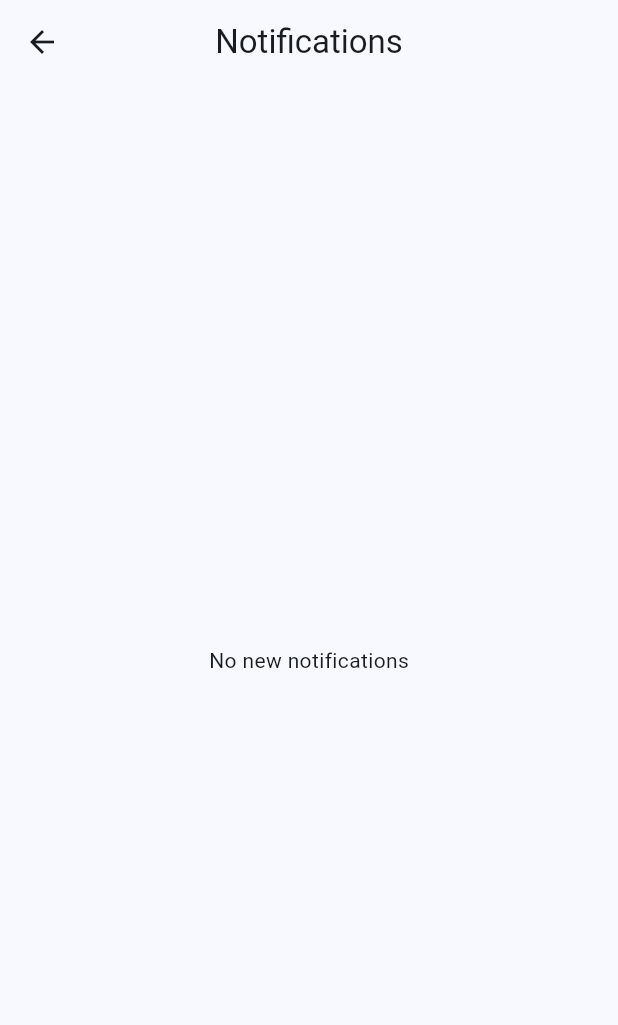
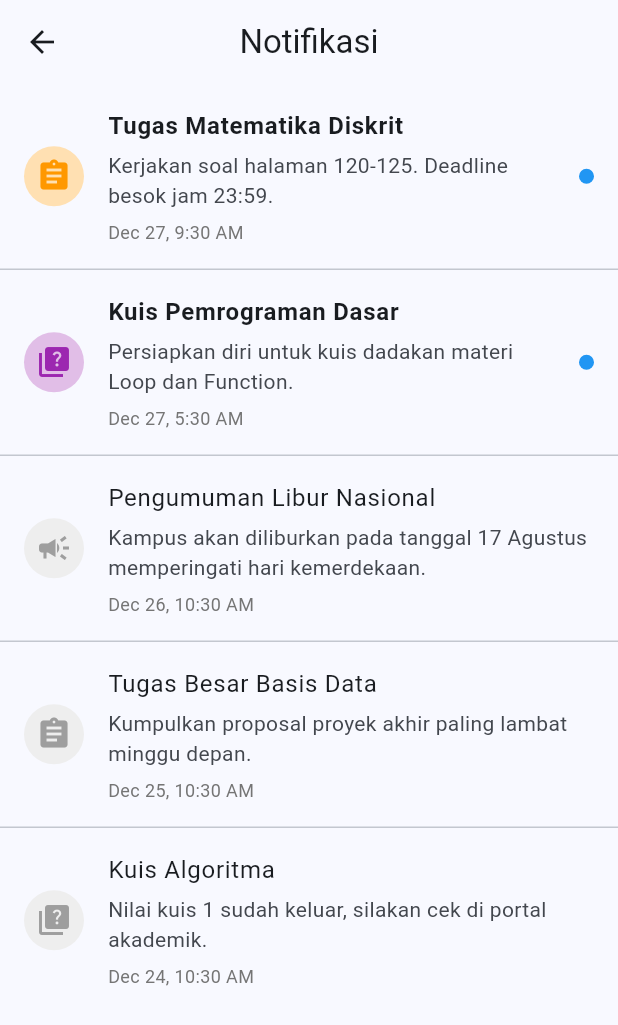
Before and after one commit to NurAzizah1109/lms-flutter-ui, a Flutter app: the NotificationsView screen opened directly, on a phone screen of 412 x 824 dp. Shown: the top 1025 px of the screen. Run offline on Flutter 3.47's test engine with Material 3 defaults, Android fonts, the phone set to English and light mode, and no system bars.

Commit message:
halaman notifikasi

```diff
--- /dev/null
+++ b/lib/controllers/notification_controller.dart
@@ -0,0 +1,48 @@
+import '../models/notification_model.dart';
+
+class NotificationController {
+  List<NotificationModel> getNotifications() {
+    return [
+      NotificationModel(
+        id: '1',
+        title: 'Tugas Matematika Diskrit',
+        content: 'Kerjakan soal halaman 120-125. Deadline besok jam 23:59.',
+        date: DateTime.now().subtract(const Duration(hours: 1)),
+        type: NotificationType.tugas,
+        isRead: false,
+      ),
+      NotificationModel(
+        id: '2',
+        title: 'Kuis Pemrograman Dasar',
+        content: 'Persiapkan diri untuk kuis dadakan materi Loop dan Function.',
+        date: DateTime.now().subtract(const Duration(hours: 5)),
+        type: NotificationType.kuis,
+        isRead: false,
+      ),
+      NotificationModel(
+        id: '3',
+        title: 'Pengumuman Libur Nasional',
+        content: 'Kampus akan diliburkan pada tanggal 17 Agustus memperingati hari kemerdekaan.',
+        date: DateTime.now().subtract(const Duration(days: 1)),
+        type: NotificationType.pengumuman,
+        isRead: true,
+      ),
+      NotificationModel(
+        id: '4',
+        title: 'Tugas Besar Basis Data',
+        content: 'Kumpulkan proposal proyek akhir paling lambat minggu depan.',
+        date: DateTime.now().subtract(const Duration(days: 2)),
+        type: NotificationType.tugas,
+        isRead: true,
+      ),
+       NotificationModel(
+        id: '5',
+        title: 'Kuis Algoritma',
+        content: 'Nilai kuis 1 sudah keluar, silakan cek di portal akademik.',
+        date: DateTime.now().subtract(const Duration(days: 3)),
+        type: NotificationType.kuis,
+        isRead: true,
+      ),
+    ];
+  }
+}
--- a/lib/main.dart
+++ b/lib/main.dart
@@ -4,6 +4,7 @@ import 'views/login_view.dart';
 import 'views/dashboard_view.dart';
 import 'views/splash_view.dart';
 import 'views/class_detail_view.dart';
+import 'views/announcement_detail_view.dart';
 
 void main() {
   runApp(const LMSApp());
@@ -25,6 +26,7 @@ class LMSApp extends StatelessWidget {
         '/login': (context) => const LoginView(),
         '/dashboard': (context) => const DashboardView(),
         '/class-detail': (context) => const ClassDetailView(),
+        '/announcement-detail': (context) => const AnnouncementDetailView(),
       },
     );
   }
--- /dev/null
+++ b/lib/models/notification_model.dart
@@ -0,0 +1,23 @@
+enum NotificationType {
+  tugas,
+  kuis,
+  pengumuman,
+}
+
+class NotificationModel {
+  final String id;
+  final String title;
+  final String content;
+  final DateTime date;
+  final NotificationType type;
+  final bool isRead;
+
+  NotificationModel({
+    required this.id,
+    required this.title,
+    required this.content,
+    required this.date,
+    required this.type,
+    this.isRead = false,
+  });
+}
--- a/lib/views/notifications_view.dart
+++ b/lib/views/notifications_view.dart
@@ -1,13 +1,105 @@
 import 'package:flutter/material.dart';
+import 'package:intl/intl.dart';
+import '../models/notification_model.dart';
+import '../controllers/notification_controller.dart';
 
 class NotificationsView extends StatelessWidget {
   const NotificationsView({super.key});
 
   @override
   Widget build(BuildContext context) {
+    final controller = NotificationController();
+    final notifications = controller.getNotifications();
+
     return Scaffold(
-      appBar: AppBar(title: const Text('Notifications')),
-      body: const Center(child: Text('No new notifications')),
+      appBar: AppBar(title: const Text('Notifikasi')),
+      body: ListView.separated(
+        itemCount: notifications.length,
+        separatorBuilder: (context, index) => const Divider(height: 1),
+        itemBuilder: (context, index) {
+          final notification = notifications[index];
+          return ListTile(
+            contentPadding: const EdgeInsets.symmetric(horizontal: 16, vertical: 8),
+            onTap: () {
+              // Future: Navigate to specific detail based on type
+              // For now just show a snackbar or no-op
+            },
+            leading: _buildIcon(notification.type, notification.isRead),
+            title: Text(
+              notification.title,
+              style: TextStyle(
+                fontWeight: notification.isRead ? FontWeight.normal : FontWeight.bold,
+              ),
+            ),
+            subtitle: Column(
+              crossAxisAlignment: CrossAxisAlignment.start,
+              children: [
+                const SizedBox(height: 4),
+                Text(
+                  notification.content,
+                  maxLines: 2,
+                  overflow: TextOverflow.ellipsis,
+                ),
+                const SizedBox(height: 6),
+                Text(
+                  DateFormat('MMM d, h:mm a').format(notification.date),
+                  style: TextStyle(
+                    fontSize: 12,
+                    color: Colors.grey[600],
+                  ),
+                ),
+              ],
+            ),
+            trailing: notification.isRead
+                ? null
+                : Container(
+                    width: 10,
+                    height: 10,
+                    decoration: const BoxDecoration(
+                      color: Colors.blue,
+                      shape: BoxShape.circle,
+                    ),
+                  ),
+          );
+        },
+      ),
+    );
+  }
+
+  Widget _buildIcon(NotificationType type, bool isRead) {
+    IconData iconData;
+    Color color;
+    Color backgroundColor;
+
+    switch (type) {
+      case NotificationType.tugas:
+        iconData = Icons.assignment;
+        color = Colors.orange;
+        backgroundColor = Colors.orange.shade100;
+        break;
+      case NotificationType.kuis:
+        iconData = Icons.quiz;
+        color = Colors.purple;
+        backgroundColor = Colors.purple.shade100;
+        break;
+      case NotificationType.pengumuman:
+        iconData = Icons.campaign; // Or Icons.notifications
+        color = Colors.blue;
+        backgroundColor = Colors.blue.shade100;
+        break;
+    }
+
+    if (isRead) {
+      color = Colors.grey;
+      backgroundColor = Colors.grey.shade200;
+    }
+
+    return CircleAvatar(
+      backgroundColor: backgroundColor,
+      child: Icon(
+        iconData,
+        color: color,
+      ),
     );
   }
 }
--- a/pubspec.yaml
+++ b/pubspec.yaml
@@ -34,6 +34,7 @@ dependencies:
   # The following adds the Cupertino Icons font to your application.
   # Use with the CupertinoIcons class for iOS style icons.
   cupertino_icons: ^1.0.8
+  intl: ^0.20.2
 
 dev_dependencies:
   flutter_test:
```
Also changed, not shown: lib/controllers/announcement_controller.dart (added, +40 -0 lines), lib/models/announcement_model.dart (added, +17 -0 lines), lib/views/announcement_detail_view.dart (added, +72 -0 lines), lib/views/class_detail_view.dart (+8 -8 lines), pubspec.lock.
